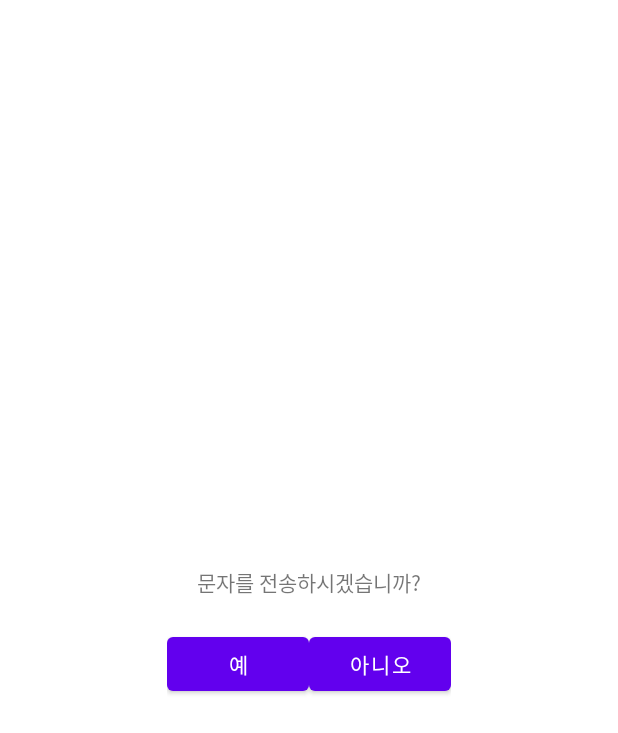
After one commit to ojm51/Project, an Android app: the layout dialog.xml on its own in the app's theme, with its tools: preview values and no code run, on a phone screen of 412 x 824 dp. The commit adds this screen. Shown: the top 733 px of the screen. Run offline under Robolectric (Android 15) with nearby library versions, the phone set to English and light mode, and no system bars.

Commit message:
popup dialog

```diff
--- /dev/null
+++ b/predictSensorValue/app/src/main/res/layout/dialog.xml
@@ -0,0 +1,34 @@
+<?xml version="1.0" encoding="utf-8"?>
+<LinearLayout xmlns:android="http://schemas.android.com/apk/res/android"
+    android:layout_width="wrap_content"
+    android:layout_height="wrap_content"
+    android:layout_gravity="center"
+    android:orientation="vertical">
+
+    <TextView
+        android:layout_width="wrap_content"
+        android:layout_height="wrap_content"
+        android:padding="20dp"
+        android:text="문자를 전송하시겠습니까?" />
+
+    <LinearLayout
+        android:layout_width="match_parent"
+        android:layout_height="wrap_content">
+
+        <Button
+            android:id="@+id/yesBtn"
+            android:layout_width="0dp"
+            android:layout_height="wrap_content"
+            android:layout_weight="1"
+            android:text="예" />
+
+        <Button
+            android:id="@+id/noBtn"
+            android:layout_width="0dp"
+            android:layout_height="wrap_content"
+            android:layout_weight="1"
+            android:text="아니오" />
+
+    </LinearLayout>
+
+</LinearLayout>
```
Also changed, not shown: predictSensorValue/app/src/main/java/com/example/myapplication/MainActivity.java (+44 -1 lines).
